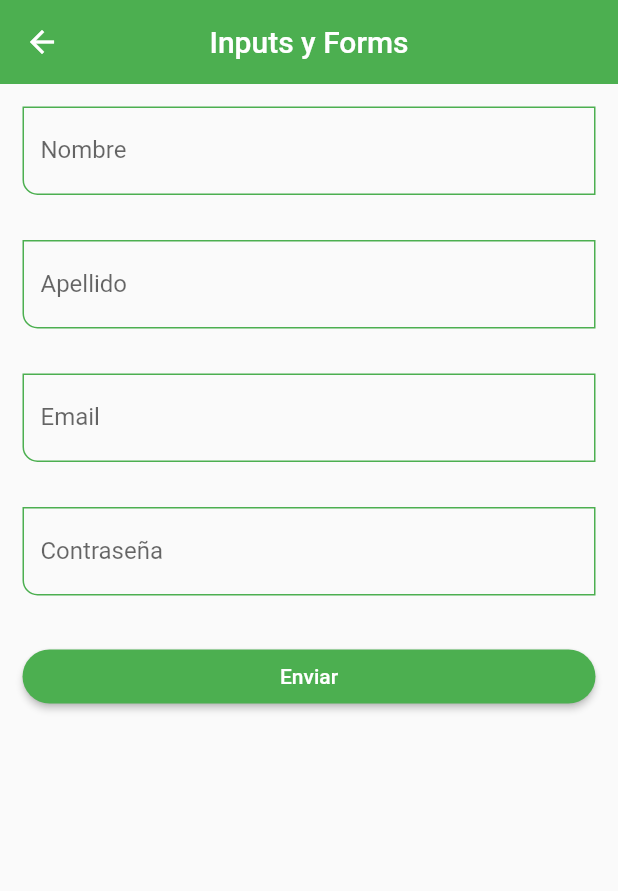
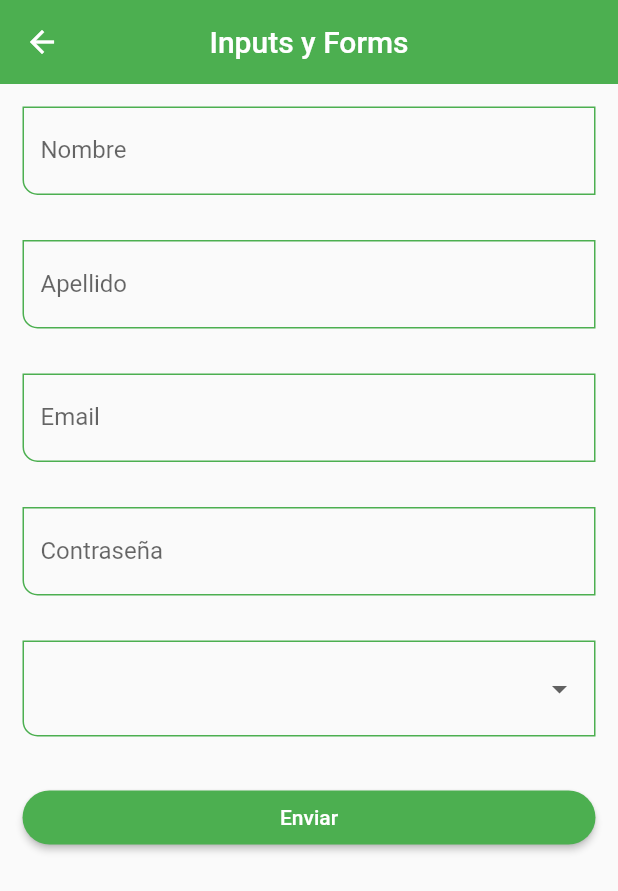
Before and after one commit to Akrata/curso-Flutter, a Flutter app: the InputScreen screen opened by its route, after a tap on "Enviar", on a phone screen of 412 x 824 dp. Shown: the top 891 px of the screen. Run offline on Flutter 3.47's test engine with Material 2 defaults, Android fonts, the phone set to English and light mode, and no system bars.

Commit message:
components_8

```diff
--- a/components_app/lib/router/app_routes.dart
+++ b/components_app/lib/router/app_routes.dart
@@ -43,6 +43,11 @@ class AppRoutes {
         name: 'Inputs',
         screen: InputScreen(),
         icon: Icons.input_rounded),
+    MenuOptions(
+        route_dir: 'slider',
+        name: 'Sliders',
+        screen: SliderScreen(),
+        icon: Icons.sd_outlined),
   ];
 
   static Map<String, Widget Function(BuildContext)> getAppRoutes() {
--- a/components_app/lib/screens/input_screen.dart
+++ b/components_app/lib/screens/input_screen.dart
@@ -9,6 +9,16 @@ class InputScreen extends StatelessWidget {
 
   @override
   Widget build(BuildContext context) {
+    final GlobalKey<FormState> myFormKey = GlobalKey<FormState>();
+
+    final Map<String, String> formValues = {
+      'first_name': 'Pablo',
+      'last_name': ' Feijo',
+      'email': 'a@a.com',
+      'password': '1234',
+      'role': 'admin',
+    };
+
     return Scaffold(
       appBar: AppBar(
         title: Text('Inputs y Forms'),
@@ -18,11 +28,14 @@ class InputScreen extends StatelessWidget {
         child: Padding(
           padding: const EdgeInsets.all(15),
           child: Form(
+            key: myFormKey,
             child: Column(
               children: [
                 CustomInputField(
                   labelText: 'Nombre',
                   hintText: 'Nombre de usuario',
+                  formProperty: 'first_name',
+                  formValues: formValues,
                 ),
                 SizedBox(
                   height: 30,
@@ -30,6 +43,8 @@ class InputScreen extends StatelessWidget {
                 CustomInputField(
                   labelText: 'Apellido',
                   hintText: 'Apellido de usuario',
+                  formProperty: 'last_name',
+                  formValues: formValues,
                 ),
                 SizedBox(
                   height: 30,
@@ -38,6 +53,8 @@ class InputScreen extends StatelessWidget {
                   labelText: 'Email',
                   hintText: 'Email de usuario',
                   keyboardType: TextInputType.emailAddress,
+                  formProperty: 'email',
+                  formValues: formValues,
                 ),
                 SizedBox(
                   height: 30,
@@ -46,12 +63,41 @@ class InputScreen extends StatelessWidget {
                   labelText: 'Contraseña',
                   hintText: 'Contraseña de usuario',
                   obscureText: true,
+                  formProperty: 'password',
+                  formValues: formValues,
+                ),
+                SizedBox(
+                  height: 30,
+                ),
+                DropdownButtonFormField(
+                  items: [
+                    DropdownMenuItem(
+                      value: 'Admin',
+                      child: Text("Admin"),
+                    ),
+                    DropdownMenuItem(
+                      value: 'User',
+                      child: Text("User"),
+                    )
+                  ],
+                  onChanged: (String? value) {
+                    print(value);
+                    formValues['role'] = value ?? 'User';
+                  },
                 ),
                 SizedBox(
                   height: 30,
                 ),
                 ElevatedButton(
-                  onPressed: () {},
+                  onPressed: () {
+                    FocusScope.of(context).requestFocus(FocusNode());
+                    if (!myFormKey.currentState!.validate()) {
+                      print("formulario no valido");
+                      return;
+                    }
+                    ;
+                    print(formValues);
+                  },
                   child: SizedBox(
                     width: double.infinity,
                     child: Center(
--- a/components_app/lib/screens/screens.dart
+++ b/components_app/lib/screens/screens.dart
@@ -1,3 +1,5 @@
+export 'package:components_app/screens/slider_screen.dart';
+
 export 'package:components_app/screens/input_screen.dart';
 
 export 'package:components_app/screens/animated_screen.dart';
--- /dev/null
+++ b/components_app/lib/screens/slider_screen.dart
@@ -0,0 +1,14 @@
+import 'package:flutter/material.dart';
+
+class SliderScreen extends StatelessWidget {
+  const SliderScreen({Key? key}) : super(key: key);
+
+  @override
+  Widget build(BuildContext context) {
+    return const Scaffold(
+      body: Center(
+        child: Text('SliderScreen'),
+      ),
+    );
+  }
+}
--- a/components_app/lib/widgets/custom_input_field.dart
+++ b/components_app/lib/widgets/custom_input_field.dart
@@ -9,6 +9,8 @@ class CustomInputField extends StatelessWidget {
   final IconData? prefixIcon;
   final TextInputType? keyboardType;
   final bool obscureText;
+  final String formProperty;
+  final Map<String, String> formValues;
   const CustomInputField({
     super.key,
     this.hintText,
@@ -19,6 +21,8 @@ class CustomInputField extends StatelessWidget {
     this.prefixIcon,
     this.keyboardType,
     this.obscureText = false,
+    required this.formProperty,
+    required this.formValues,
   });
 
   @override
@@ -30,7 +34,8 @@ class CustomInputField extends StatelessWidget {
       // initialValue: 'Pablo',
       textCapitalization: TextCapitalization.words,
       onChanged: (value) {
-        print('valor: $value');
+        // print('valor: $value');
+        formValues[formProperty] = value;
       },
       validator: (value) {
         if (value == null) return 'Este campo es requerido';
```
